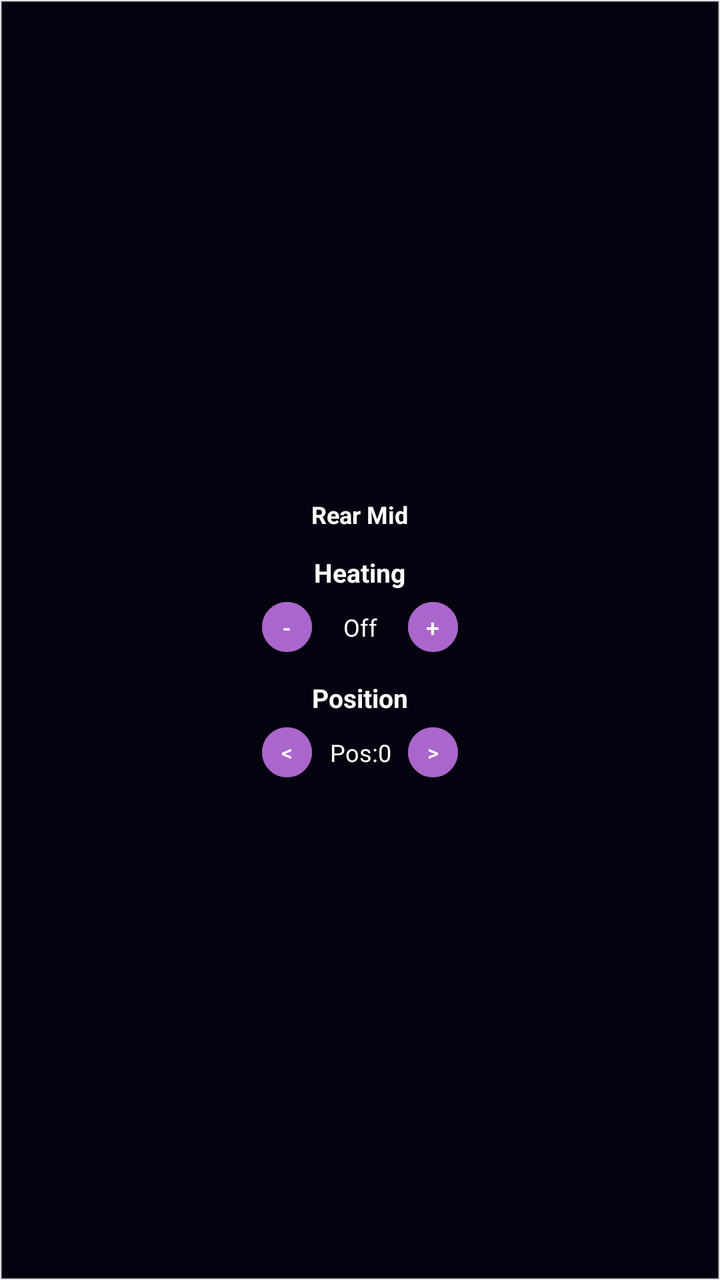
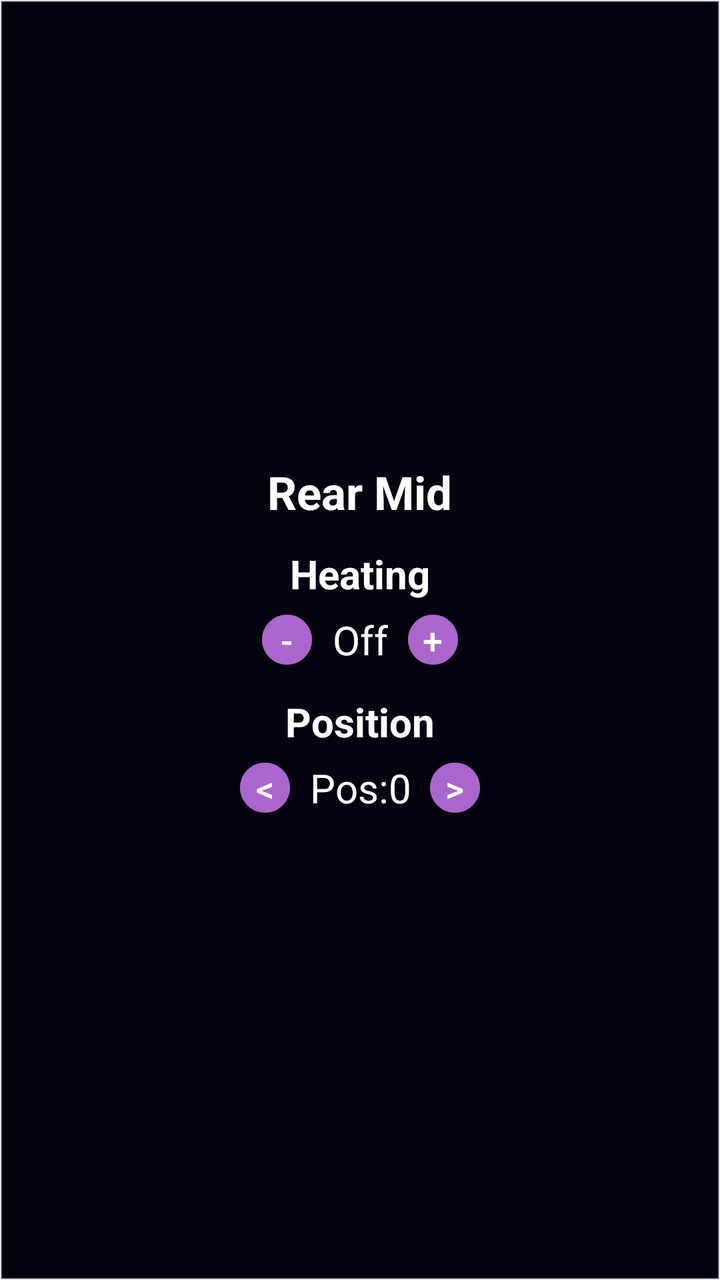

Before-and-after screenshots of an Android layout around one commit, followed by the original layout XML and the change that was made.
<!-- AndroidManifest.xml: application theme Theme.VehicleControlHub -->
<!-- res/layout/seat_cell_rear_mid.xml -->
<LinearLayout xmlns:android="http://schemas.android.com/apk/res/android"
    android:layout_width="0dp"
    android:layout_weight="1"
    android:layout_height="wrap_content"
    android:minHeight="120dp"
    android:orientation="vertical"
    android:gravity="center"
    android:padding="6dp"
    android:background="@drawable/seat_cell_border">

    <TextView
        android:text="Rear Mid"
        android:layout_width="wrap_content"
        android:layout_height="wrap_content"
        android:textColor="@android:color/white"
        android:textSize="12sp"
        android:textStyle="bold"/>

    
    <LinearLayout
        android:layout_width="match_parent"
        android:layout_height="wrap_content"
        android:orientation="vertical"
        android:gravity="center"
        android:padding="2dp">

        <TextView
            android:text="Heating"
            android:layout_width="wrap_content"
            android:layout_height="wrap_content"
            android:paddingTop="10dp"
            android:textColor="@android:color/white"
            android:textSize="13sp"
            android:textStyle="bold"/>

        <LinearLayout
            android:layout_width="wrap_content"
            android:layout_height="wrap_content"
            android:orientation="horizontal"
            android:gravity="center"
            android:layout_marginTop="6dp">

            <Button
                android:id="@+id/btnRearMidDecrease"
                android:layout_width="25dp"
                android:layout_height="25dp"
                android:minWidth="0dp"
                android:minHeight="0dp"
                android:padding="0dp"
                android:insetLeft="0dp"
                android:insetRight="0dp"
                android:insetTop="0dp"
                android:insetBottom="0dp"
                android:text="-"
                android:textSize="12sp"
                android:textColor="@android:color/white"
                android:backgroundTint="@android:color/holo_purple" />

            <TextView
                android:id="@+id/tvRearMidLevel"
                android:layout_width="48dp"
                android:layout_height="wrap_content"
                android:text="Off"
                android:textColor="@android:color/white"
                android:textSize="12sp"
                android:gravity="center" />

            <Button
                android:id="@+id/btnRearMidIncrease"
                android:layout_width="25dp"
                android:layout_height="25dp"
                android:minWidth="0dp"
                android:minHeight="0dp"
                android:padding="0dp"
                android:insetLeft="0dp"
                android:insetRight="0dp"
                android:insetTop="0dp"
                android:insetBottom="0dp"
                android:text="+"
                android:textSize="12sp"
                android:textColor="@android:color/white"
                android:backgroundTint="@android:color/holo_purple" />
        </LinearLayout>
    </LinearLayout>

    
    <LinearLayout
        android:layout_width="match_parent"
        android:layout_height="wrap_content"
        android:orientation="vertical"
        android:gravity="center"
        android:padding="2dp">

        <TextView
            android:text="Position"
            android:layout_width="wrap_content"
            android:layout_height="wrap_content"
            android:textColor="@android:color/white"
            android:paddingTop="10dp"
            android:textSize="13sp"
            android:textStyle="bold"/>

        <LinearLayout
            android:layout_width="wrap_content"
            android:layout_height="wrap_content"
            android:orientation="horizontal"
            android:gravity="center"
            android:layout_marginTop="6dp">

            <Button
                android:id="@+id/btnRearMidSeatBackward"
                android:layout_width="25dp"
                android:layout_height="25dp"
                android:minWidth="0dp"
                android:minHeight="0dp"
                android:padding="0dp"
                android:insetLeft="0dp"
                android:insetRight="0dp"
                android:insetTop="0dp"
                android:insetBottom="0dp"
                android:text="&lt;"
                android:textSize="11sp"
                android:textColor="@android:color/white"
                android:backgroundTint="@android:color/holo_purple" />

            <TextView
                android:id="@+id/tvRearMidSeatPosition"
                android:layout_width="48dp"
                android:layout_height="wrap_content"
                android:text="Pos:0"
                android:textColor="@android:color/white"
                android:textSize="12sp"
                android:gravity="center" />

            <Button
                android:id="@+id/btnRearMidSeatForward"
                android:layout_width="25dp"
                android:layout_height="25dp"
                android:minWidth="0dp"
                android:minHeight="0dp"
                android:padding="0dp"
                android:insetLeft="0dp"
                android:insetRight="0dp"
                android:insetTop="0dp"
                android:insetBottom="0dp"
                android:text="&gt;"
                android:textSize="11sp"
                android:textColor="@android:color/white"
                android:backgroundTint="@android:color/holo_purple" />
        </LinearLayout>
    </LinearLayout>
</LinearLayout>
<!-- resources referenced by this layout -->
<resources>
  <!-- drawable seat_cell_border (drawable) -->
  <?xml version="1.0" encoding="utf-8"?>
  <shape xmlns:android="http://schemas.android.com/apk/res/android">
      <solid android:color="#05030f" />
      <stroke
          android:width="1dp"
          android:color="#66FFFFFF" />
      <padding
          android:left="6dp"
          android:top="6dp"
          android:right="6dp"
          android:bottom="6dp" />
  </shape>
  <style name="Theme.VehicleControlHub" parent="Base.Theme.VehicleControlHub" />
  <style name="Base.Theme.VehicleControlHub" parent="Theme.Material3.DayNight.NoActionBar">
          
          
      </style>
</resources>

<!-- the commit's change to res/layout/seat_cell_rear_mid.xml (unified diff, before → after) -->
@@ -13,7 +13,7 @@
         android:layout_width="wrap_content"
         android:layout_height="wrap_content"
         android:textColor="@android:color/white"
-        android:textSize="12sp"
+        android:textSize="23sp"
         android:textStyle="bold"/>
 
     
@@ -30,7 +30,7 @@
             android:layout_height="wrap_content"
             android:paddingTop="10dp"
             android:textColor="@android:color/white"
-            android:textSize="13sp"
+            android:textSize="20sp"
             android:textStyle="bold"/>
 
         <LinearLayout
@@ -52,7 +52,7 @@
                 android:insetTop="0dp"
                 android:insetBottom="0dp"
                 android:text="-"
-                android:textSize="12sp"
+                android:textSize="18sp"
                 android:textColor="@android:color/white"
                 android:backgroundTint="@android:color/holo_purple" />
 
@@ -62,7 +62,7 @@
                 android:layout_height="wrap_content"
                 android:text="Off"
                 android:textColor="@android:color/white"
-                android:textSize="12sp"
+                android:textSize="20sp"
                 android:gravity="center" />
 
             <Button
@@ -77,7 +77,7 @@
                 android:insetTop="0dp"
                 android:insetBottom="0dp"
                 android:text="+"
-                android:textSize="12sp"
+                android:textSize="18sp"
                 android:textColor="@android:color/white"
                 android:backgroundTint="@android:color/holo_purple" />
         </LinearLayout>
@@ -97,7 +97,7 @@
             android:layout_height="wrap_content"
             android:textColor="@android:color/white"
             android:paddingTop="10dp"
-            android:textSize="13sp"
+            android:textSize="20sp"
             android:textStyle="bold"/>
 
         <LinearLayout
@@ -119,17 +119,17 @@
                 android:insetTop="0dp"
                 android:insetBottom="0dp"
                 android:text="&lt;"
-                android:textSize="11sp"
+                android:textSize="18sp"
                 android:textColor="@android:color/white"
                 android:backgroundTint="@android:color/holo_purple" />
 
             <TextView
                 android:id="@+id/tvRearMidSeatPosition"
-                android:layout_width="48dp"
+                android:layout_width="70dp"
                 android:layout_height="wrap_content"
                 android:text="Pos:0"
                 android:textColor="@android:color/white"
-                android:textSize="12sp"
+                android:textSize="20sp"
                 android:gravity="center" />
 
             <Button
@@ -144,7 +144,7 @@
                 android:insetTop="0dp"
                 android:insetBottom="0dp"
                 android:text="&gt;"
-                android:textSize="11sp"
+                android:textSize="18sp"
                 android:textColor="@android:color/white"
                 android:backgroundTint="@android:color/holo_purple" />
         </LinearLayout>
